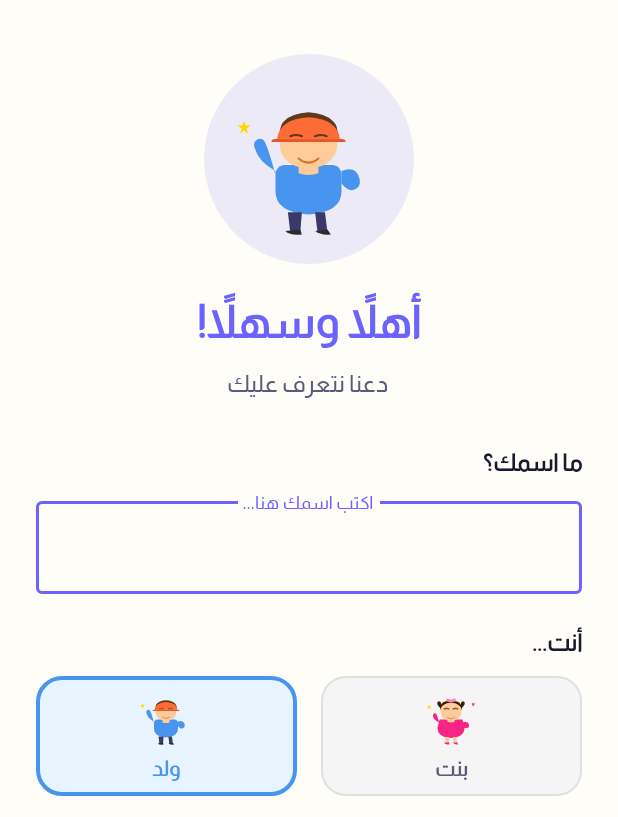
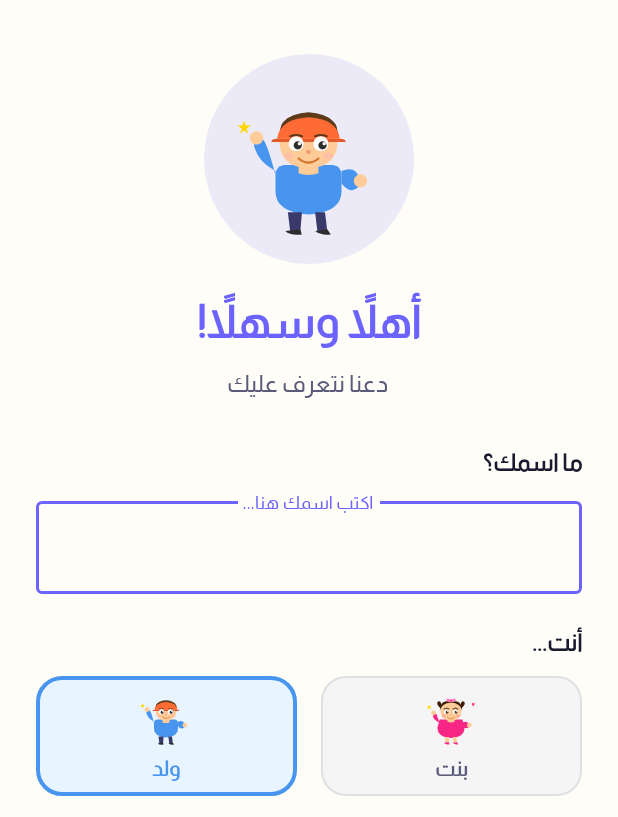
Before and after one commit to yusufquteb/rawdah, an Android app: the screen it shows after launch (SetupActivity), on a phone screen of 412 x 824 dp. Shown: the top 817 px of the screen. Run offline under Robolectric (Android 15) with nearby library versions, the phone set to English and light mode, and no system bars.

Commit message:
Fix AAPT2 build error: replace <ellipse> with <path> in mascot drawables
Android Vector Drawable format does not support <ellipse> SVG elements.
Replaced all ellipse/circle shapes in mascot_boy.xml and mascot_girl.xml
with <path> elements using cubic bezier circle approximation (k=0.5523).

https://claude.ai/code/session_01Qi3TVXYMSRVs3jtENxTiPp

```diff
--- a/app/src/main/res/drawable/mascot_boy.xml
+++ b/app/src/main/res/drawable/mascot_boy.xml
@@ -34,47 +34,32 @@
         android:fillColor="#E55A2B"
         android:pathData="M55,80 L145,80 Q145,76 138,76 L62,76 Q55,76 55,80 Z" />
 
-    <!-- Eyes (White) -->
-    <ellipse
+    <!-- Eyes White left: circle r=9 at (85,82) -->
+    <path
         android:fillColor="#FFFFFF"
-        android:cx="85"
-        android:cy="82"
-        android:rx="9"
-        android:ry="9" />
-    <ellipse
+        android:pathData="M76,82 C76,77.03 80.03,73 85,73 C89.97,73 94,77.03 94,82 C94,86.97 89.97,91 85,91 C80.03,91 76,86.97 76,82 Z" />
+    <!-- Eyes White right: circle r=9 at (115,82) -->
+    <path
         android:fillColor="#FFFFFF"
-        android:cx="115"
-        android:cy="82"
-        android:rx="9"
-        android:ry="9" />
+        android:pathData="M106,82 C106,77.03 110.03,73 115,73 C119.97,73 124,77.03 124,82 C124,86.97 119.97,91 115,91 C110.03,91 106,86.97 106,82 Z" />
 
-    <!-- Pupils (Dark) -->
-    <ellipse
+    <!-- Pupils left: circle r=5 at (87,84) -->
+    <path
         android:fillColor="#2D2D2D"
-        android:cx="87"
-        android:cy="84"
-        android:rx="5"
-        android:ry="5" />
-    <ellipse
+        android:pathData="M82,84 C82,81.24 84.24,79 87,79 C89.76,79 92,81.24 92,84 C92,86.76 89.76,89 87,89 C84.24,89 82,86.76 82,84 Z" />
+    <!-- Pupils right: circle r=5 at (117,84) -->
+    <path
         android:fillColor="#2D2D2D"
-        android:cx="117"
-        android:cy="84"
-        android:rx="5"
-        android:ry="5" />
+        android:pathData="M112,84 C112,81.24 114.24,79 117,79 C119.76,79 122,81.24 122,84 C122,86.76 119.76,89 117,89 C114.24,89 112,86.76 112,84 Z" />
 
-    <!-- Eye Shine -->
-    <ellipse
+    <!-- Eye shine left: circle r=2 at (89,82) -->
+    <path
         android:fillColor="#FFFFFF"
-        android:cx="89"
-        android:cy="82"
-        android:rx="2"
-        android:ry="2" />
-    <ellipse
+        android:pathData="M87,82 C87,80.9 87.9,80 89,80 C90.1,80 91,80.9 91,82 C91,83.1 90.1,84 89,84 C87.9,84 87,83.1 87,82 Z" />
+    <!-- Eye shine right: circle r=2 at (119,82) -->
+    <path
         android:fillColor="#FFFFFF"
-        android:cx="119"
-        android:cy="82"
-        android:rx="2"
-        android:ry="2" />
+        android:pathData="M117,82 C117,80.9 117.9,80 119,80 C120.1,80 121,80.9 121,82 C121,83.1 120.1,84 119,84 C117.9,84 117,83.1 117,82 Z" />
 
     <!-- Eyebrows -->
     <path
@@ -88,13 +73,10 @@
         android:strokeLineCap="round"
         android:pathData="M108,73 Q115,70 122,73" />
 
-    <!-- Nose -->
-    <ellipse
+    <!-- Nose: oval rx=3 ry=2.5 at (100,92) -->
+    <path
         android:fillColor="#F0A070"
-        android:cx="100"
-        android:cy="92"
-        android:rx="3"
-        android:ry="2.5" />
+        android:pathData="M97,92 C97,90.62 98.34,89.5 100,89.5 C101.66,89.5 103,90.62 103,92 C103,93.38 101.66,94.5 100,94.5 C98.34,94.5 97,93.38 97,92 Z" />
 
     <!-- Smile -->
     <path
@@ -103,45 +85,34 @@
         android:strokeLineCap="round"
         android:pathData="M88,100 Q100,110 112,100" />
 
-    <!-- Cheeks (Pink blush) -->
-    <ellipse
+    <!-- Cheek left: oval rx=6 ry=4 at (76,97) -->
+    <path
         android:fillColor="#FFB3B3"
-        android:cx="76"
-        android:cy="97"
-        android:rx="6"
-        android:ry="4"
-        android:fillAlpha="0.5" />
-    <ellipse
+        android:fillAlpha="0.5"
+        android:pathData="M70,97 C70,94.79 72.69,93 76,93 C79.31,93 82,94.79 82,97 C82,99.21 79.31,101 76,101 C72.69,101 70,99.21 70,97 Z" />
+    <!-- Cheek right: oval rx=6 ry=4 at (124,97) -->
+    <path
         android:fillColor="#FFB3B3"
-        android:cx="124"
-        android:cy="97"
-        android:rx="6"
-        android:ry="4"
-        android:fillAlpha="0.5" />
+        android:fillAlpha="0.5"
+        android:pathData="M118,97 C118,94.79 120.69,93 124,93 C127.31,93 130,94.79 130,97 C130,99.21 127.31,101 124,101 C120.69,101 118,99.21 118,97 Z" />
 
     <!-- Left Arm (waving up) -->
     <path
         android:fillColor="#4895EF"
         android:pathData="M60,115 Q40,105 35,88 Q32,80 38,77 Q45,74 48,82 Q52,90 60,120 Z" />
-    <!-- Left Hand -->
-    <ellipse
+    <!-- Left Hand: circle r=8 at (37,75) -->
+    <path
         android:fillColor="#FFCC99"
-        android:cx="37"
-        android:cy="75"
-        android:rx="8"
-        android:ry="8" />
+        android:pathData="M29,75 C29,70.58 32.58,67 37,67 C41.42,67 45,70.58 45,75 C45,79.42 41.42,83 37,83 C32.58,83 29,79.42 29,75 Z" />
 
     <!-- Right Arm -->
     <path
         android:fillColor="#4895EF"
         android:pathData="M140,115 Q158,108 162,125 Q164,135 155,138 Q147,140 140,130 Z" />
-    <!-- Right Hand -->
-    <ellipse
+    <!-- Right Hand: circle r=8 at (163,127) -->
+    <path
         android:fillColor="#FFCC99"
-        android:cx="163"
-        android:cy="127"
-        android:rx="8"
-        android:ry="8" />
+        android:pathData="M155,127 C155,122.58 158.58,119 163,119 C167.42,119 171,122.58 171,127 C171,131.42 167.42,135 163,135 C158.58,135 155,131.42 155,127 Z" />
 
     <!-- Legs -->
     <path
--- a/app/src/main/res/drawable/mascot_girl.xml
+++ b/app/src/main/res/drawable/mascot_girl.xml
@@ -42,13 +42,6 @@
     <path
         android:fillColor="#FF85C0"
         android:pathData="M88,48 Q90,40 100,42 Q110,40 112,48 Q100,52 88,48 Z" />
-    <!-- Bow knot -->
-    <ellipse
-        android:fillColor="#FF4090"
-        android:cx="100"
-        android:cy="46"
-        android:rx="5"
-        android:ry="4" />
     <!-- Bow left wing -->
     <path
         android:fillColor="#FF85C0"
@@ -57,104 +50,53 @@
     <path
         android:fillColor="#FF85C0"
         android:pathData="M100,44 Q110,36 116,40 Q118,44 112,48 Q106,46 100,44 Z" />
+    <!-- Bow knot: oval rx=5 ry=4 at (100,46) -->
+    <path
+        android:fillColor="#FF4090"
+        android:pathData="M95,46 C95,43.79 97.24,42 100,42 C102.76,42 105,43.79 105,46 C105,48.21 102.76,50 100,50 C97.24,50 95,48.21 95,46 Z" />
 
-    <!-- Eyes (White) -->
-    <ellipse
+    <!-- Eyes White left: circle r=9 at (85,82) -->
+    <path
         android:fillColor="#FFFFFF"
-        android:cx="85"
-        android:cy="82"
-        android:rx="9"
-        android:ry="9" />
-    <ellipse
+        android:pathData="M76,82 C76,77.03 80.03,73 85,73 C89.97,73 94,77.03 94,82 C94,86.97 89.97,91 85,91 C80.03,91 76,86.97 76,82 Z" />
+    <!-- Eyes White right: circle r=9 at (115,82) -->
+    <path
         android:fillColor="#FFFFFF"
-        android:cx="115"
-        android:cy="82"
-        android:rx="9"
-        android:ry="9" />
+        android:pathData="M106,82 C106,77.03 110.03,73 115,73 C119.97,73 124,77.03 124,82 C124,86.97 119.97,91 115,91 C110.03,91 106,86.97 106,82 Z" />
 
-    <!-- Pupils (Brown) -->
-    <ellipse
+    <!-- Pupils left: circle r=5 at (87,84) -->
+    <path
         android:fillColor="#5D3A1A"
-        android:cx="87"
-        android:cy="84"
-        android:rx="5"
-        android:ry="5" />
-    <ellipse
+        android:pathData="M82,84 C82,81.24 84.24,79 87,79 C89.76,79 92,81.24 92,84 C92,86.76 89.76,89 87,89 C84.24,89 82,86.76 82,84 Z" />
+    <!-- Pupils right: circle r=5 at (117,84) -->
+    <path
         android:fillColor="#5D3A1A"
-        android:cx="117"
-        android:cy="84"
-        android:rx="5"
-        android:ry="5" />
+        android:pathData="M112,84 C112,81.24 114.24,79 117,79 C119.76,79 122,81.24 122,84 C122,86.76 119.76,89 117,89 C114.24,89 112,86.76 112,84 Z" />
 
-    <!-- Eye Shine -->
-    <ellipse
+    <!-- Eye shine left: circle r=2 at (89,82) -->
+    <path
         android:fillColor="#FFFFFF"
-        android:cx="89"
-        android:cy="82"
-        android:rx="2"
-        android:ry="2" />
-    <ellipse
+        android:pathData="M87,82 C87,80.9 87.9,80 89,80 C90.1,80 91,80.9 91,82 C91,83.1 90.1,84 89,84 C87.9,84 87,83.1 87,82 Z" />
+    <!-- Eye shine right: circle r=2 at (119,82) -->
+    <path
         android:fillColor="#FFFFFF"
-        android:cx="119"
-        android:cy="82"
-        android:rx="2"
-        android:ry="2" />
+        android:pathData="M117,82 C117,80.9 117.9,80 119,80 C120.1,80 121,80.9 121,82 C121,83.1 120.1,84 119,84 C117.9,84 117,83.1 117,82 Z" />
 
     <!-- Eyelashes left -->
-    <path
-        android:strokeColor="#3D1C02"
-        android:strokeWidth="1.5"
-        android:strokeLineCap="round"
-        android:pathData="M78,76 L76,73" />
-    <path
-        android:strokeColor="#3D1C02"
-        android:strokeWidth="1.5"
-        android:strokeLineCap="round"
-        android:pathData="M81,74 L80,71" />
-    <path
-        android:strokeColor="#3D1C02"
-        android:strokeWidth="1.5"
-        android:strokeLineCap="round"
-        android:pathData="M85,73 L85,70" />
-    <path
-        android:strokeColor="#3D1C02"
-        android:strokeWidth="1.5"
-        android:strokeLineCap="round"
-        android:pathData="M89,74 L90,71" />
-    <path
-        android:strokeColor="#3D1C02"
-        android:strokeWidth="1.5"
-        android:strokeLineCap="round"
-        android:pathData="M92,76 L94,73" />
+    <path android:strokeColor="#3D1C02" android:strokeWidth="1.5" android:strokeLineCap="round" android:pathData="M78,76 L76,73" />
+    <path android:strokeColor="#3D1C02" android:strokeWidth="1.5" android:strokeLineCap="round" android:pathData="M81,74 L80,71" />
+    <path android:strokeColor="#3D1C02" android:strokeWidth="1.5" android:strokeLineCap="round" android:pathData="M85,73 L85,70" />
+    <path android:strokeColor="#3D1C02" android:strokeWidth="1.5" android:strokeLineCap="round" android:pathData="M89,74 L90,71" />
+    <path android:strokeColor="#3D1C02" android:strokeWidth="1.5" android:strokeLineCap="round" android:pathData="M92,76 L94,73" />
 
     <!-- Eyelashes right -->
-    <path
-        android:strokeColor="#3D1C02"
-        android:strokeWidth="1.5"
-        android:strokeLineCap="round"
-        android:pathData="M108,76 L106,73" />
-    <path
-        android:strokeColor="#3D1C02"
-        android:strokeWidth="1.5"
-        android:strokeLineCap="round"
-        android:pathData="M111,74 L110,71" />
-    <path
-        android:strokeColor="#3D1C02"
-        android:strokeWidth="1.5"
-        android:strokeLineCap="round"
-        android:pathData="M115,73 L115,70" />
-    <path
-        android:strokeColor="#3D1C02"
-        android:strokeWidth="1.5"
-        android:strokeLineCap="round"
-        android:pathData="M119,74 L120,71" />
-    <path
-        android:strokeColor="#3D1C02"
-        android:strokeWidth="1.5"
-        android:strokeLineCap="round"
-        android:pathData="M122,76 L124,73" />
+    <path android:strokeColor="#3D1C02" android:strokeWidth="1.5" android:strokeLineCap="round" android:pathData="M108,76 L106,73" />
+    <path android:strokeColor="#3D1C02" android:strokeWidth="1.5" android:strokeLineCap="round" android:pathData="M111,74 L110,71" />
+    <path android:strokeColor="#3D1C02" android:strokeWidth="1.5" android:strokeLineCap="round" android:pathData="M115,73 L115,70" />
+    <path android:strokeColor="#3D1C02" android:strokeWidth="1.5" android:strokeLineCap="round" android:pathData="M119,74 L120,71" />
+    <path android:strokeColor="#3D1C02" android:strokeWidth="1.5" android:strokeLineCap="round" android:pathData="M122,76 L124,73" />
 
-    <!-- Eyebrows (curved) -->
+    <!-- Eyebrows -->
     <path
         android:strokeColor="#3D1C02"
         android:strokeWidth="2"
@@ -180,42 +122,34 @@
         android:strokeLineCap="round"
         android:pathData="M88,101 Q100,112 112,101" />
 
-    <!-- Cheeks -->
-    <ellipse
+    <!-- Cheek left: oval rx=7 ry=5 at (76,97) -->
+    <path
         android:fillColor="#FF8FA3"
-        android:cx="76"
-        android:cy="97"
-        android:rx="7"
-        android:ry="5"
-        android:fillAlpha="0.5" />
-    <ellipse
+        android:fillAlpha="0.5"
+        android:pathData="M69,97 C69,94.24 72.13,92 76,92 C79.87,92 83,94.24 83,97 C83,99.76 79.87,102 76,102 C72.13,102 69,99.76 69,97 Z" />
+    <!-- Cheek right: oval rx=7 ry=5 at (124,97) -->
+    <path
         android:fillColor="#FF8FA3"
-        android:cx="124"
-        android:cy="97"
-        android:rx="7"
-        android:ry="5"
-        android:fillAlpha="0.5" />
+        android:fillAlpha="0.5"
+        android:pathData="M117,97 C117,94.24 120.13,92 124,92 C127.87,92 131,94.24 131,97 C131,99.76 127.87,102 124,102 C120.13,102 117,99.76 117,97 Z" />
 
-    <!-- Arms -->
+    <!-- Left Arm -->
     <path
         android:fillColor="#F72585"
         android:pathData="M62,118 Q44,112 40,98 Q38,90 44,88 Q51,86 53,94 Q56,102 62,122 Z" />
-    <ellipse
+    <!-- Left Hand: circle r=8 at (42,86) -->
+    <path
         android:fillColor="#FFCC99"
-        android:cx="42"
-        android:cy="86"
-        android:rx="8"
-        android:ry="8" />
+        android:pathData="M34,86 C34,81.58 37.58,78 42,78 C46.42,78 50,81.58 50,86 C50,90.42 46.42,94 42,94 C37.58,94 34,90.42 34,86 Z" />
 
+    <!-- Right Arm -->
     <path
         android:fillColor="#F72585"
         android:pathData="M138,118 Q156,112 160,125 Q162,135 153,137 Q145,139 138,129 Z" />
-    <ellipse
+    <!-- Right Hand: circle r=8 at (161,127) -->
+    <path
         android:fillColor="#FFCC99"
-        android:cx="161"
-        android:cy="127"
-        android:rx="8"
-        android:ry="8" />
+        android:pathData="M153,127 C153,122.58 156.58,119 161,119 C165.42,119 169,122.58 169,127 C169,131.42 165.42,135 161,135 C156.58,135 153,131.42 153,127 Z" />
 
     <!-- Legs -->
     <path
```
